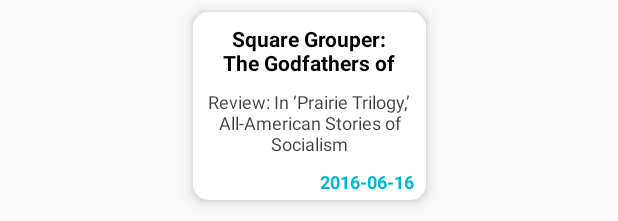
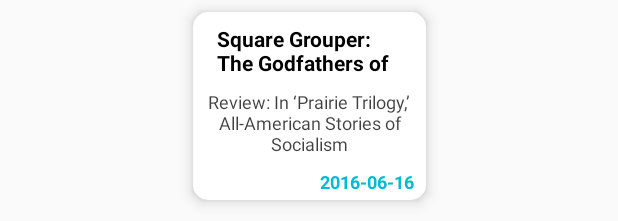
Before and after one commit to Alvarenga-Dev/Movie-Reviews, an Android app: the layout item_movie_critic_review.xml on its own in the app's theme, with its tools: preview values and no code run, on a phone screen of 412 x 824 dp. Shown: the top 221 px of the screen. Run offline under Robolectric (Android 15) with nearby library versions, the phone set to English and light mode, and no system bars.

Commit message:
chore: move alignment center to styles texts

```diff
--- a/app/src/main/res/values/styles.xml
+++ b/app/src/main/res/values/styles.xml
@@ -4,7 +4,6 @@
         <item name="colorPrimaryDark">@color/primaryDarkColor</item>
         <item name="colorAccent">@color/secondaryColor</item>
         <item name="android:textColor">@color/primaryTextColor</item>
-        <item name="android:textAlignment">center</item>
     </style>
 
     <style name="SplashTheme" parent="Theme.AppCompat.NoActionBar">
@@ -22,18 +21,21 @@
     <style name="TitleStyle">
         <item name="android:textSize">@dimen/text_size_title</item>
         <item name="android:textStyle">bold</item>
+        <item name="android:textAlignment">center</item>
     </style>
 
     <style name="TextBodyStyle">
         <item name="android:textColor">@color/secondaryTextColor</item>
         <item name="android:textSize">@dimen/text_size_body</item>
         <item name="android:textStyle">normal</item>
+        <item name="android:textAlignment">center</item>
     </style>
 
     <style name="TextCaptionStyle">
         <item name="android:textColor">@color/secondaryColor</item>
         <item name="android:textSize">@dimen/text_size_caption</item>
         <item name="android:textStyle">bold</item>
+        <item name="android:textAlignment">center</item>
     </style>
 
     <style name="CardStyle">
@@ -41,6 +43,7 @@
         <item name="android:layout_height">@dimen/card_height</item>
         <item name="cardCornerRadius">@dimen/card_corner_radius</item>
         <item name="cardElevation">@dimen/card_elevation</item>
+        <item name="android:textAlignment">center</item>
     </style>
 
 
```
